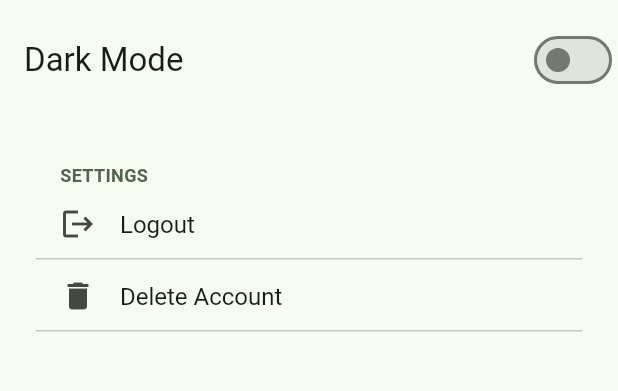
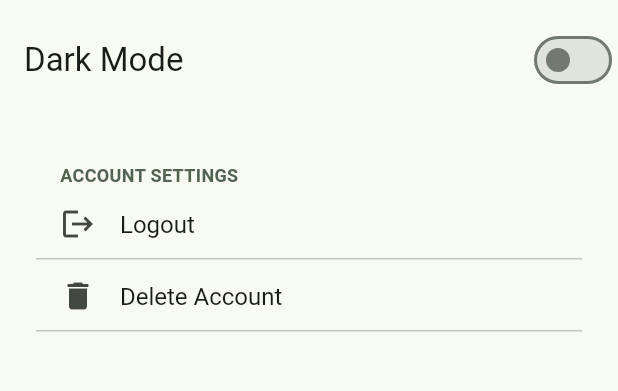
Before and after one commit to WSU-4110/budgie, a Flutter app: the screen it shows after launch, item 3 of the bottom bar chosen, on a phone screen of 412 x 824 dp, the part 66-457 px from its top. Run offline on Flutter 3.47's test engine with Material 2 defaults, Android fonts, the phone set to English and light mode, and no system bars; drawn by our look-alikes of flutter_settings_screens; our stand-ins replace firebase_core, percent_indicator; accounts and stored records are empty; generated files the repository leaves out were written again.

Commit message:
FR1 and FR14
moved dart files related to dark mode into a separate folder and fixed import issues

```diff
--- a/lib/main.dart
+++ b/lib/main.dart
@@ -5,7 +5,7 @@ import 'BudgetCircle/overallBudgetCircle.dart';
 import 'package:firebase_core/firebase_core.dart';
 import 'firebase_options.dart';
 import 'settingPage.dart';
-import 'theme_provider.dart';
+import 'themeUtil/theme_provider.dart';
 import 'package:provider/provider.dart';
 
 
--- a/lib/settingPage.dart
+++ b/lib/settingPage.dart
@@ -1,7 +1,7 @@
 import 'package:flutter/material.dart';
 import 'package:flutter_settings_screens/flutter_settings_screens.dart';
 
-import 'change_theme_button_widget.dart';
+import 'themeUtil/change_theme_button_widget.dart';
 
 
 
@@ -25,7 +25,7 @@ class SettingsPage extends StatelessWidget {
           padding: const EdgeInsets.all(24),
           children: [
             SettingsGroup(
-              title:'Settings',
+              title:'Account Settings',
               children:
               <Widget>[
                 buildLogout(),
```
Also changed, not shown: lib/ThemeUtil/change_theme_button_widget.dart (renamed from lib/change_theme_button_widget.dart), lib/ThemeUtil/theme_provider.dart (renamed from lib/theme_provider.dart), 1 other file.
